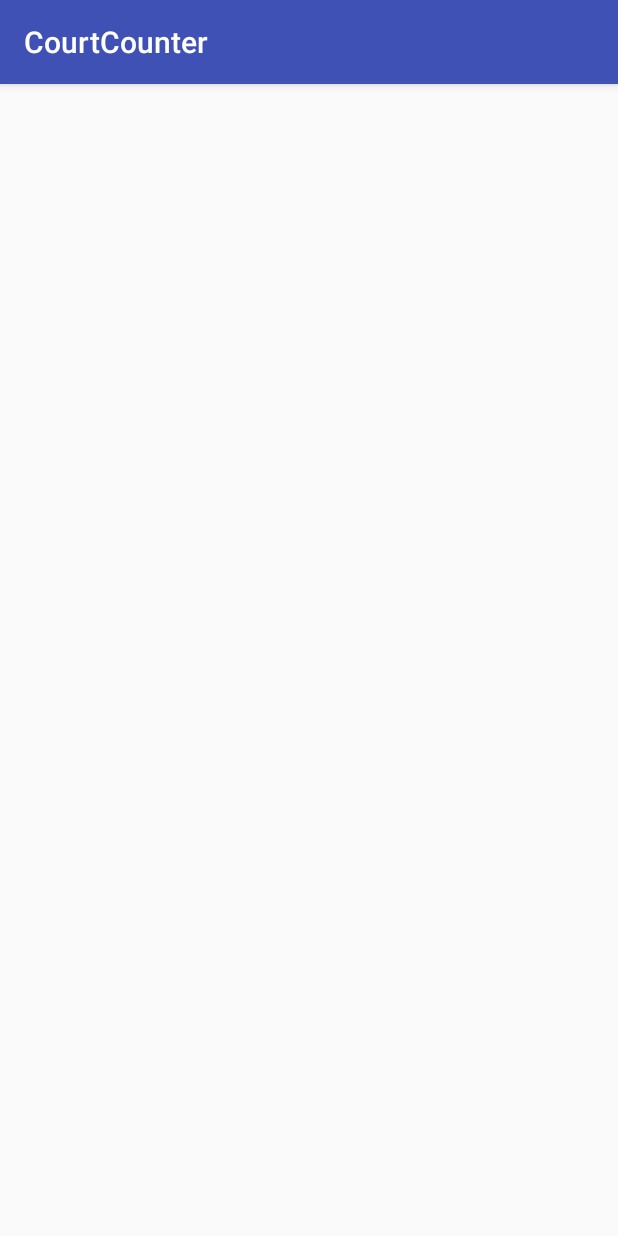
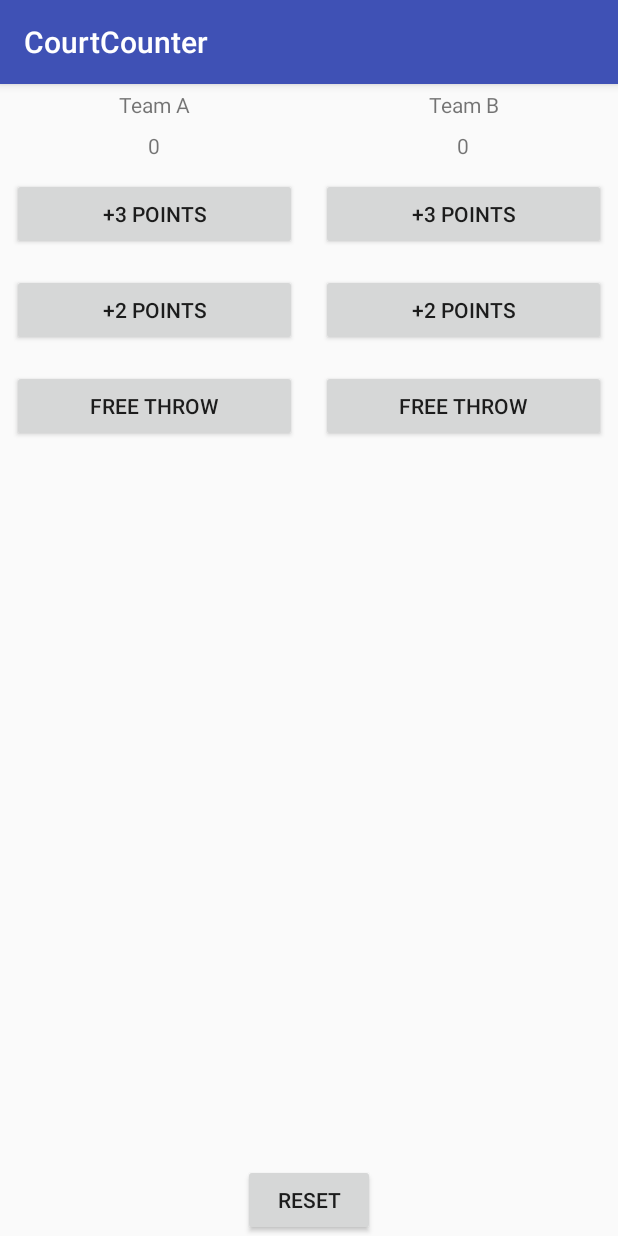
Before and after one commit to karthikr1901/CourtCounter, an Android app: the screen it shows after launch (MainActivity), on a phone screen of 412 x 824 dp. Run offline under Robolectric (Android 15) with nearby library versions, the phone set to English and light mode, and no system bars.

Commit message:
Creating layout

```diff
--- a/app/src/main/res/layout/activity_main.xml
+++ b/app/src/main/res/layout/activity_main.xml
@@ -6,4 +6,109 @@
     android:layout_height="match_parent"
     tools:context="com.example.android.courtcounter.MainActivity">
 
+
+    <LinearLayout
+        android:layout_width="match_parent"
+        android:layout_height="match_parent"
+        android:orientation="horizontal">
+
+        <LinearLayout
+            android:layout_width="0dp"
+            android:layout_height="match_parent"
+            android:layout_weight="1"
+            android:orientation="vertical">
+
+            <TextView
+                android:layout_width="match_parent"
+                android:layout_height="wrap_content"
+                android:gravity="center_horizontal"
+                android:padding="4dp"
+                android:text="Team A" />
+
+            <TextView
+                android:id="@+id/team_a_score"
+                android:layout_width="match_parent"
+                android:layout_height="wrap_content"
+                android:gravity="center_horizontal"
+                android:padding="4dp"
+                android:text="0" />
+
+            <Button
+                android:layout_width="match_parent"
+                android:layout_height="wrap_content"
+                android:layout_margin="8dp"
+                android:onClick="addThreePointsForTeamA"
+                android:text="+3 Points" />
+
+            <Button
+                android:layout_width="match_parent"
+                android:layout_height="wrap_content"
+                android:layout_margin="8dp"
+                android:onClick="addTwoPointsForTeamA"
+                android:text="+2 Points" />
+
+            <Button
+                android:layout_width="match_parent"
+                android:layout_height="wrap_content"
+                android:layout_margin="8dp"
+                android:onClick="addFreeThrowPointsForTeamA"
+                android:text="Free Throw" />
+
+        </LinearLayout>
+
+        <LinearLayout
+            android:layout_width="0dp"
+            android:layout_height="match_parent"
+            android:layout_weight="1"
+            android:orientation="vertical">
+
+            <TextView
+                android:layout_width="match_parent"
+                android:layout_height="wrap_content"
+                android:gravity="center_horizontal"
+                android:padding="4dp"
+                android:text="Team B" />
+
+            <TextView
+                android:id="@+id/team_b_score"
+                android:layout_width="match_parent"
+                android:layout_height="wrap_content"
+                android:gravity="center_horizontal"
+                android:padding="4dp"
+                android:text="0" />
+
+            <Button
+                android:layout_width="match_parent"
+                android:layout_height="wrap_content"
+                android:layout_margin="8dp"
+                android:onClick="addThreePointsForTeamB"
+                android:text="+3 Points" />
+
+            <Button
+                android:layout_width="match_parent"
+                android:layout_height="wrap_content"
+                android:layout_margin="8dp"
+                android:onClick="addTwoPointsForTeamB"
+                android:text="+2 Points" />
+
+            <Button
+                android:layout_width="match_parent"
+                android:layout_height="wrap_content"
+                android:layout_margin="8dp"
+                android:onClick="addFreeThrowPointsForTeamB"
+                android:text="Free Throw" />
+
+        </LinearLayout>
+
+    </LinearLayout>
+
+    <Button
+        android:layout_width="wrap_content"
+        android:layout_height="wrap_content"
+        android:layout_alignParentBottom="true"
+        android:layout_centerHorizontal="true"
+        android:onClick="reset"
+        android:text="Reset" />
+
+
 </RelativeLayout>
```
